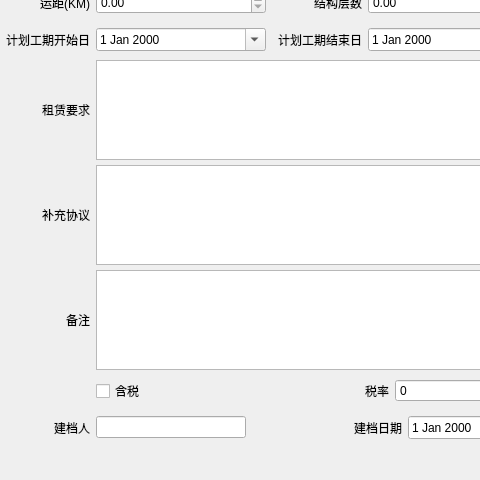
The window that ui/dialog/contracteditdialog.ui (longcp/CarRentalManagement) describes before a commit, drawn with Qt 5; both pictures show x 0 to 480 and y 214 to 694 of the 1076 by 694 pixel window.
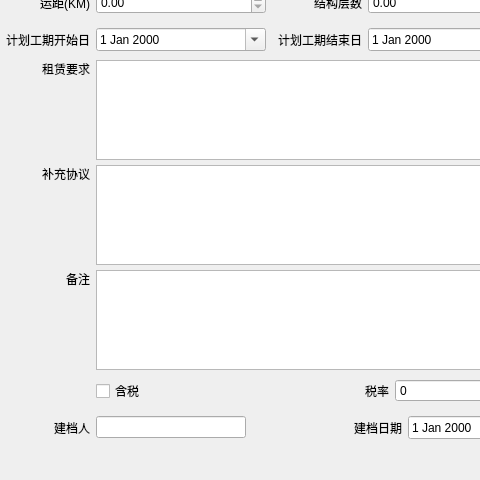
The same window after the commit.

Commit message: 合同编辑界面添加工具栏

What changed in the file:
```diff
--- a/ui/dialog/contracteditdialog.ui
+++ b/ui/dialog/contracteditdialog.ui
@@ -488,7 +488,7 @@
                <string>租赁要求</string>
               </property>
               <property name="alignment">
-               <set>Qt::AlignRight|Qt::AlignTrailing|Qt::AlignVCenter</set>
+               <set>Qt::AlignRight|Qt::AlignTop|Qt::AlignTrailing</set>
               </property>
              </widget>
             </item>
@@ -537,7 +537,7 @@
                <string>补充协议</string>
               </property>
               <property name="alignment">
-               <set>Qt::AlignRight|Qt::AlignTrailing|Qt::AlignVCenter</set>
+               <set>Qt::AlignRight|Qt::AlignTop|Qt::AlignTrailing</set>
               </property>
              </widget>
             </item>
@@ -586,7 +586,7 @@
                <string>备注</string>
               </property>
               <property name="alignment">
-               <set>Qt::AlignRight|Qt::AlignTrailing|Qt::AlignVCenter</set>
+               <set>Qt::AlignRight|Qt::AlignTop|Qt::AlignTrailing</set>
               </property>
              </widget>
             </item>
```
Left out of the diff: 19 changed lines with no effect on the pictures. The commit also changes 6 other files.
